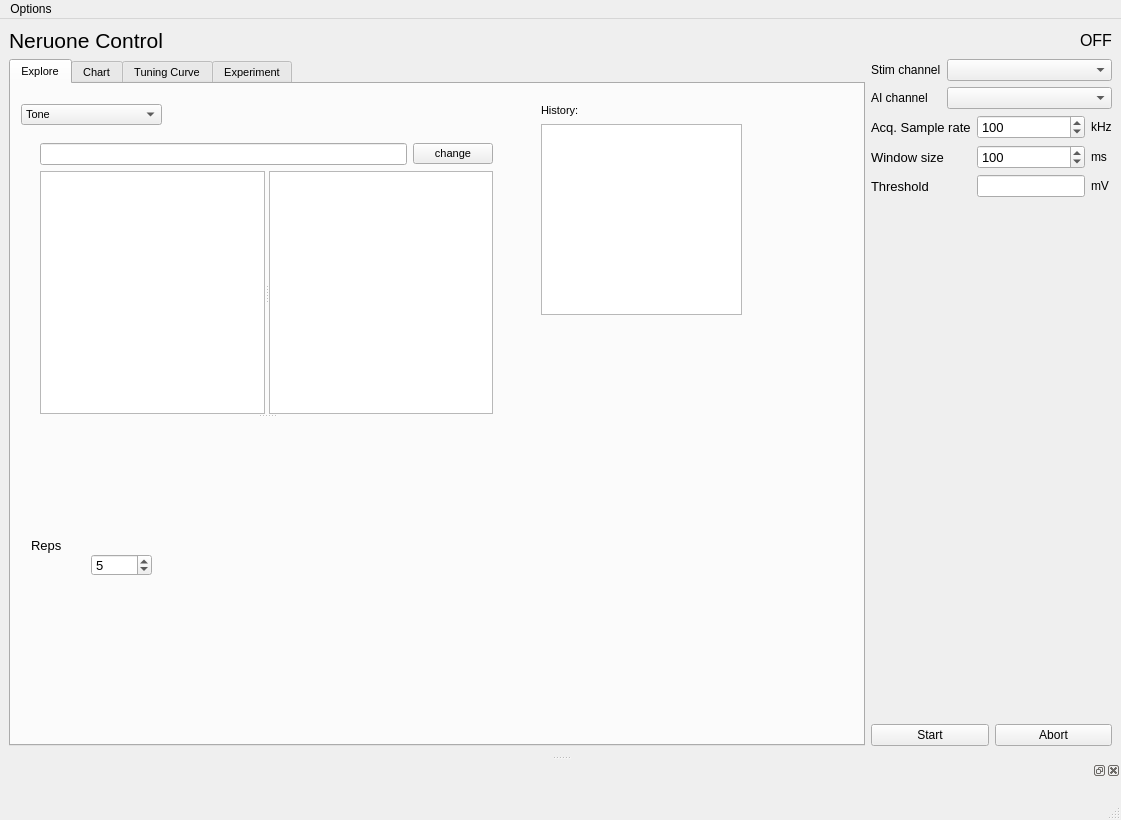
This is main/main_control.ui in portfors-lab/sparkle as Qt 5 draws it before an edit. The edited form follows.
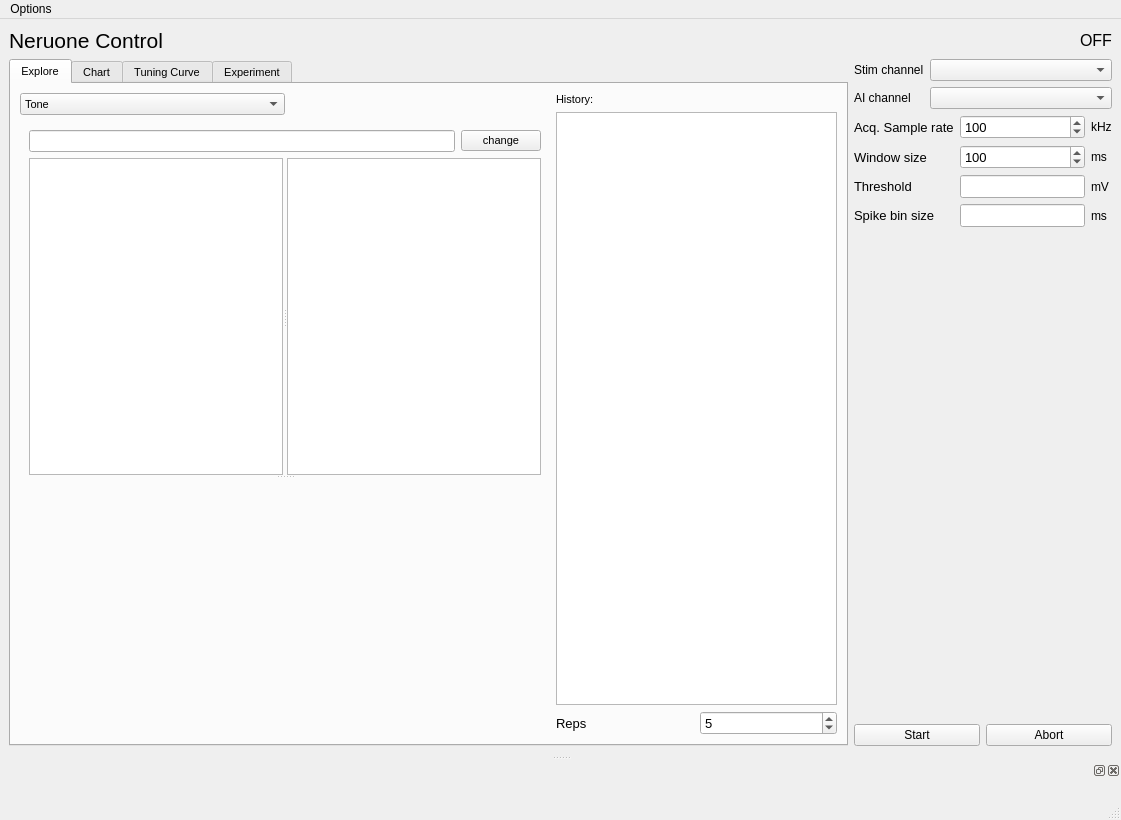
This is the edited form. The open tabs and pages were chosen to show the change. Custom widgets are drawn as their Qt base class.

Commit message: improved ui layout, saves more user inputs

The edit to the form file:
```diff
--- a/main/main_control.ui
+++ b/main/main_control.ui
@@ -76,14 +76,18 @@
          <attribute name="title">
           <string>Explore</string>
          </attribute>
+         <layout class="QHBoxLayout" name="horizontalLayout_7">
+          <item>
+           <layout class="QVBoxLayout" name="verticalLayout_9">
+            <item>
+             <layout class="QHBoxLayout" name="horizontalLayout_3">
+              <item>
          <widget class="QComboBox" name="explore_stim_type_cmbbx">
-          <property name="geometry">
-           <rect>
-            <x>10</x>
-            <y>20</y>
-            <width>141</width>
-            <height>21</height>
-           </rect>
+                <property name="sizePolicy">
+                 <sizepolicy hsizetype="Expanding" vsizetype="Fixed">
+                  <horstretch>0</horstretch>
+                  <verstretch>0</verstretch>
+                 </sizepolicy>
           </property>
           <item>
            <property name="text">
@@ -101,80 +105,24 @@
            </property>
           </item>
          </widget>
-         <widget class="QListWidget" name="listWidget_2">
-          <property name="geometry">
-           <rect>
-            <x>530</x>
-            <y>40</y>
-            <width>201</width>
-            <height>191</height>
-           </rect>
-          </property>
-         </widget>
-         <widget class="QLabel" name="label_4">
-          <property name="geometry">
-           <rect>
-            <x>530</x>
-            <y>20</y>
-            <width>46</width>
-            <height>13</height>
-           </rect>
-          </property>
-          <property name="text">
-           <string>History:</string>
-          </property>
-         </widget>
-         <widget class="QLabel" name="label_39">
-          <property name="geometry">
-           <rect>
-            <x>20</x>
-            <y>450</y>
-            <width>41</width>
-            <height>22</height>
-           </rect>
-          </property>
-          <property name="font">
-           <font>
-            <pointsize>10</pointsize>
-           </font>
-          </property>
-          <property name="text">
-           <string>Reps</string>
-          </property>
-         </widget>
-         <widget class="QSpinBox" name="nreps_spnbx_2">
-          <property name="geometry">
-           <rect>
-            <x>80</x>
-            <y>470</y>
-            <width>61</width>
-            <height>22</height>
-           </rect>
-          </property>
-          <property name="font">
-           <font>
-            <pointsize>10</pointsize>
-           </font>
-          </property>
-          <property name="minimum">
-           <number>0</number>
-          </property>
-          <property name="maximum">
-           <number>100</number>
-          </property>
-          <property name="value">
-           <number>5</number>
-          </property>
-         </widget>
+              </item>
+              <item>
+               <spacer name="horizontalSpacer_2">
+                <property name="orientation">
+                 <enum>Qt::Horizontal</enum>
+                </property>
+                <property name="sizeHint" stdset="0">
+                 <size>
+                  <width>40</width>
+                  <height>20</height>
+                 </size>
+                </property>
+               </spacer>
+              </item>
+             </layout>
+            </item>
+            <item>
          <widget class="QStackedWidget" name="stackedWidget">
-          <property name="geometry">
-           <rect>
-            <x>20</x>
-            <y>50</y>
-            <width>471</width>
-            <height>331</height>
-           </rect>
-          </property>
           <property name="currentIndex">
            <number>0</number>
           </property>
@@ -789,21 +737,86 @@
                 <enum>Qt::Horizontal</enum>
                </property>
                <widget class="QTreeView" name="filetree_view"/>
-               <widget class="QListView" name="filelist_view"/>
-              </widget>
-              <widget class="ImageWidget" name="spec_preview" native="true"/>
-             </widget>
+                   <widget class="QListView" name="filelist_view">
+                    <property name="sizePolicy">
+                     <sizepolicy hsizetype="Expanding" vsizetype="Expanding">
+                      <horstretch>0</horstretch>
+                      <verstretch>0</verstretch>
+                     </sizepolicy>
+                    </property>
+                   </widget>
+                  </widget>
+                  <widget class="ImageWidget" name="spec_preview" native="true">
+                   <property name="sizePolicy">
+                    <sizepolicy hsizetype="Preferred" vsizetype="Expanding">
+                     <horstretch>0</horstretch>
+                     <verstretch>0</verstretch>
+                    </sizepolicy>
+                   </property>
+                   <property name="minimumSize">
+                    <size>
+                     <width>0</width>
+                     <height>150</height>
+                    </size>
+                   </property>
+                  </widget>
+                 </widget>
             </item>
            </layout>
           </widget>
          </widget>
-         <zorder>explore_stim_type_cmbbx</zorder>
-         <zorder>listWidget_2</zorder>
-         <zorder>label_4</zorder>
-         <zorder>label_39</zorder>
-         <zorder>nreps_spnbx_2</zorder>
-         <zorder>stackedWidget</zorder>
-         <zorder></zorder>
+            </item>
+           </layout>
+          </item>
+          <item>
+           <layout class="QVBoxLayout" name="verticalLayout_8">
+            <item>
+             <widget class="QLabel" name="label_4">
+              <property name="text">
+               <string>History:</string>
+              </property>
+             </widget>
+            </item>
+            <item>
+             <widget class="QListWidget" name="listWidget_2"/>
+            </item>
+            <item>
+             <layout class="QGridLayout" name="gridLayout_7">
+              <item row="0" column="0">
+               <widget class="QLabel" name="label_39">
+                <property name="font">
+                 <font>
+                  <pointsize>10</pointsize>
+                 </font>
+                </property>
+                <property name="text">
+                 <string>Reps</string>
+                </property>
+               </widget>
+              </item>
+              <item row="0" column="1">
+               <widget class="QSpinBox" name="nreps_spnbx_2">
+                <property name="font">
+                 <font>
+                  <pointsize>10</pointsize>
+                 </font>
+                </property>
+                <property name="minimum">
+                 <number>0</number>
+                </property>
+                <property name="maximum">
+                 <number>100</number>
+                </property>
+                <property name="value">
+                 <number>5</number>
+                </property>
+               </widget>
+              </item>
+             </layout>
+            </item>
+           </layout>
+          </item>
+         </layout>
         </widget>
         <widget class="QWidget" name="tab_chart">
          <attribute name="title">
@@ -1504,6 +1517,45 @@
               <verstretch>0</verstretch>
              </sizepolicy>
             </property>
+            <property name="font">
+             <font>
+              <pointsize>10</pointsize>
+             </font>
+            </property>
+           </widget>
+          </item>
+          <item row="3" column="0">
+           <widget class="QLabel" name="label_43">
+            <property name="font">
+             <font>
+              <pointsize>10</pointsize>
+             </font>
+            </property>
+            <property name="text">
+             <string>Spike bin size</string>
+            </property>
+           </widget>
+          </item>
+          <item row="3" column="1">
+           <widget class="QLineEdit" name="binsz_lnedt">
+            <property name="sizePolicy">
+             <sizepolicy hsizetype="Fixed" vsizetype="Fixed">
+              <horstretch>0</horstretch>
+              <verstretch>0</verstretch>
+             </sizepolicy>
+            </property>
+            <property name="font">
+             <font>
+              <pointsize>10</pointsize>
+             </font>
+            </property>
+           </widget>
+          </item>
+          <item row="3" column="2">
+           <widget class="QLabel" name="tunit_lbl0">
+            <property name="text">
+             <string>ms</string>
+            </property>
            </widget>
           </item>
          </layout>
```
Left out of the diff: 61 changed lines with no effect on the pictures. Lines whose indentation alone changed are shown as unchanged. The commit also changes 6 other files.
